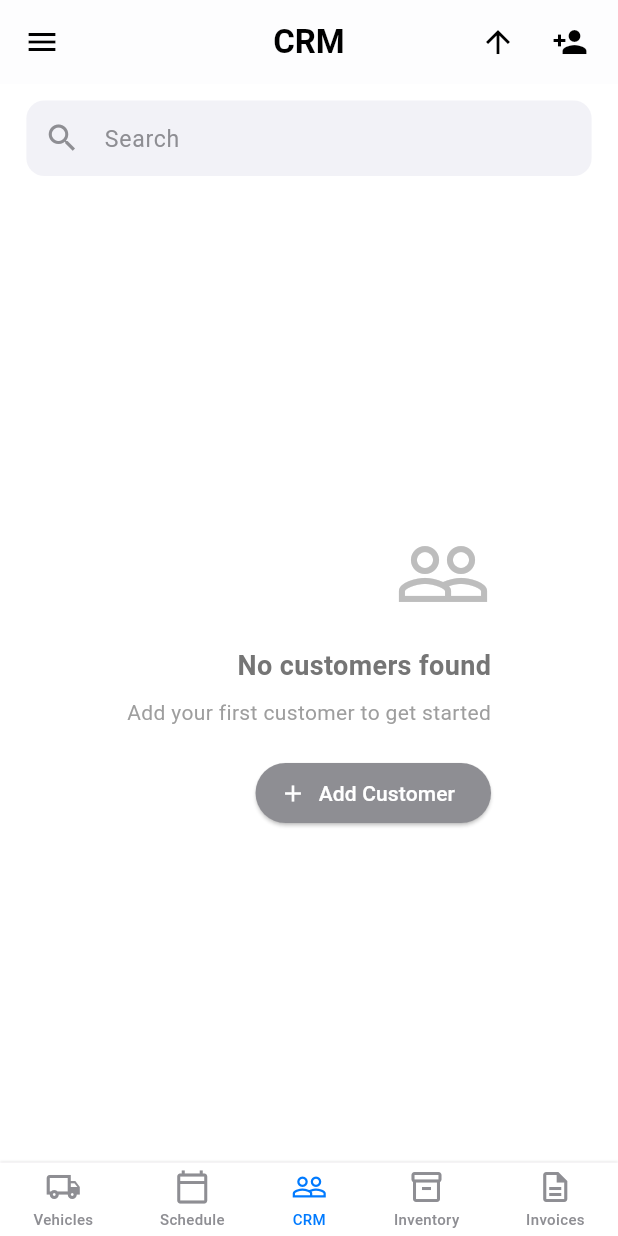
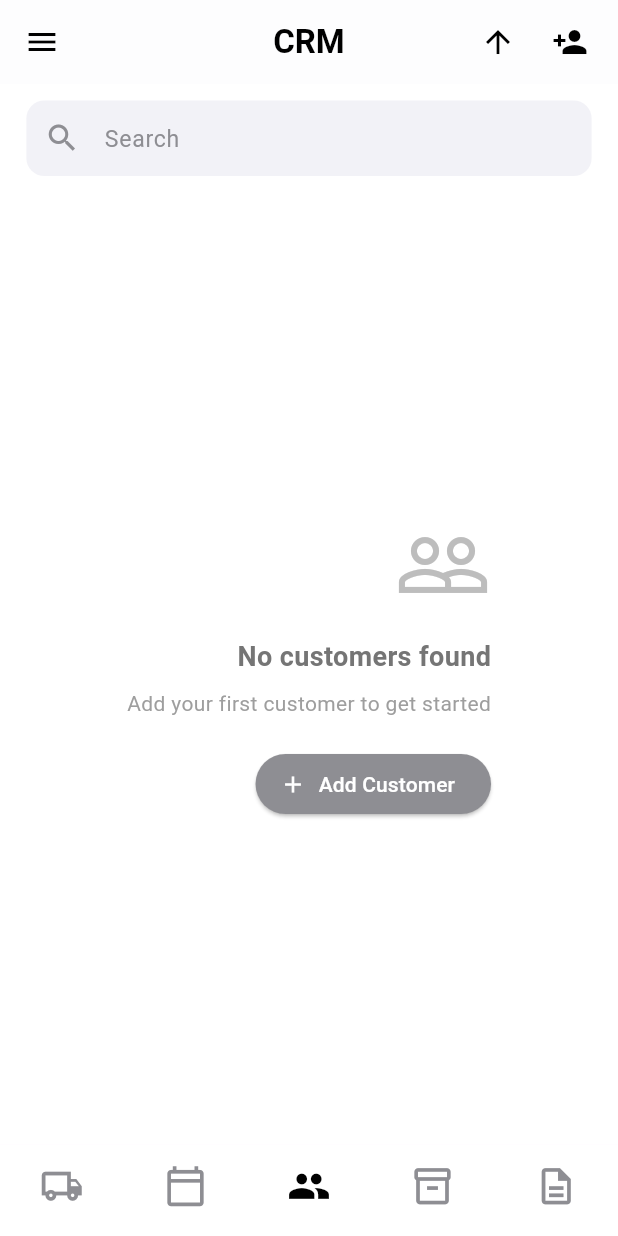
Before and after one commit to Jquann/workshoppro_manager, a Flutter app: the screen it shows after launch, on a phone screen of 412 x 824 dp. Run offline on Flutter 3.47's test engine with Material 3 defaults, Android fonts, the phone set to English and light mode, and no system bars; our stand-ins replace cloud_firestore, cloud_functions, firebase_core; missing offline and left inert: mailer; accounts and stored records are empty; Roboto replaces fonts that are missing (SF Pro).

Commit message:
Update navigation.dart

```diff
--- a/lib/pages/navigations/navigation.dart
+++ b/lib/pages/navigations/navigation.dart
@@ -32,8 +32,7 @@ class _MainNavigationPageState extends State<MainNavigationPage> {
     CRMPage(scaffoldKey: widget.scaffoldKey),
     // Inventory Page
     InventoryScreen(),
-
-    // Invoices Page - Now shows the Invoice Dashboard with scaffoldKey
+    // Invoices Page
     InvoiceDashboard(scaffoldKey: widget.scaffoldKey),
   ];
 
@@ -53,19 +52,10 @@ class _MainNavigationPageState extends State<MainNavigationPage> {
         Expanded(child: _pages[_selectedIndex]),
         // Bottom Navigation Bar
         Container(
+          height: 61,
           decoration: BoxDecoration(
             color: Colors.white,
-            boxShadow: [
-              BoxShadow(
-                color: Colors.black.withOpacity(0.1),
-                blurRadius: 0.5,
-                offset: Offset(0, -0.5),
           ),
-            ],
-          ),
-          child: SafeArea(
-            child: Container(
-              height: 49,
           child: Row(
             mainAxisAlignment: MainAxisAlignment.spaceAround,
             children: [
@@ -93,38 +83,53 @@ class _MainNavigationPageState extends State<MainNavigationPage> {
             ],
           ),
         ),
-          ),
-        ),
       ],
     );
   }
 
   Widget _buildBottomNavItem(IconData icon, String label, int index) {
     bool isSelected = _selectedIndex == index;
+    IconData displayIcon;
+
+    // Change to filled icon when selected
+    switch (icon) {
+      case Icons.local_shipping_outlined:
+        displayIcon = isSelected ? Icons.local_shipping : icon;
+        break;
+      case Icons.calendar_today_outlined:
+        displayIcon = isSelected ? Icons.calendar_today : icon;
+        break;
+      case Icons.people_outline:
+        displayIcon = isSelected ? Icons.people : icon;
+        break;
+      case Icons.inventory_2_outlined:
+        displayIcon = isSelected ? Icons.inventory_2 : icon;
+        break;
+      case Icons.description_outlined:
+        displayIcon = isSelected ? Icons.description : icon;
+        break;
+      default:
+        displayIcon = icon;
+    }
+
     return GestureDetector(
       onTap: () {
         setState(() {
           _selectedIndex = index;
         });
       },
-      child: Column(
-        mainAxisSize: MainAxisSize.min,
-        children: [
-          Icon(
-            icon,
-            color: isSelected ? Color(0xFF007AFF) : Color(0xFF8E8E93),
-            size: 24,
-          ),
-          SizedBox(height: 2),
-          Text(
-            label,
-            style: TextStyle(
-              color: isSelected ? Color(0xFF007AFF) : Color(0xFF8E8E93),
-              fontSize: 10,
-              fontWeight: FontWeight.w500,
+      child: Container(
+        width: 44,
+        height: 50,
+        padding: EdgeInsets.only(top: 8),
+        child: Align(
+          alignment: Alignment.topCenter,
+          child: Icon(
+            displayIcon,
+            color: isSelected ? Colors.black : Color(0xFF8E8E93),
+            size: 29,
           ),
         ),
-        ],
       ),
     );
   }
```
Lines whose indentation alone changed are shown as unchanged.
